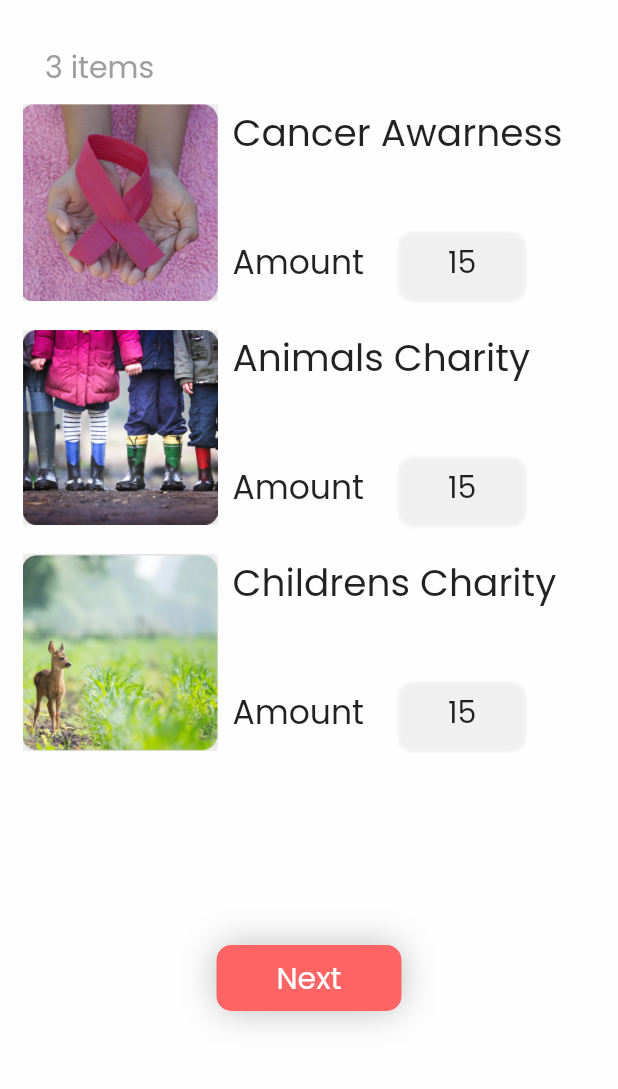
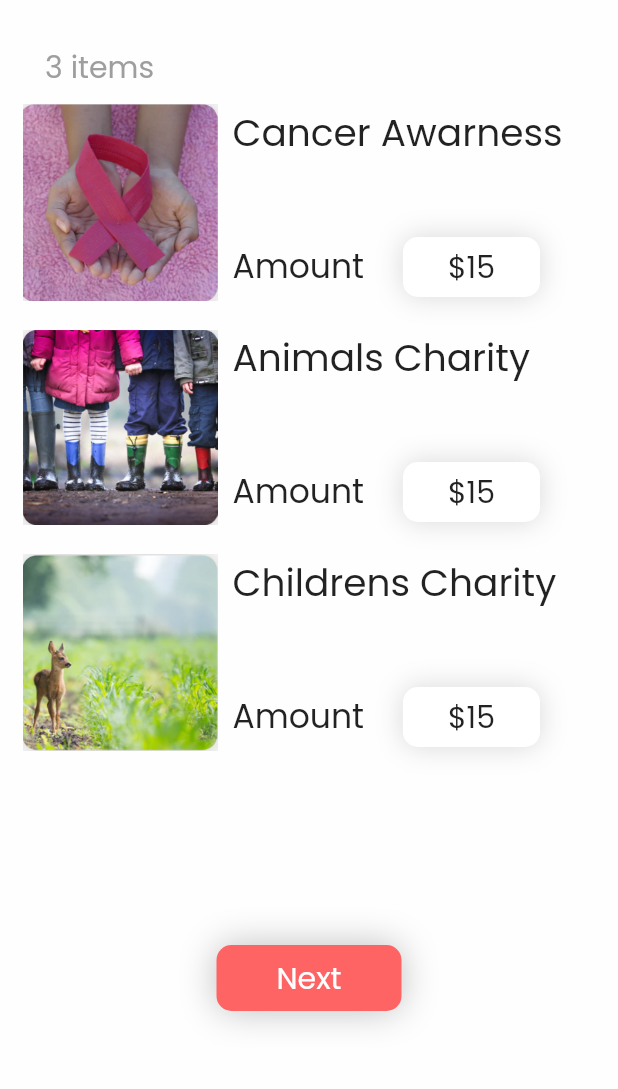
Before and after one commit to Heart-Team/Heart, a Flutter app: the Cart screen opened by its route, on a phone screen of 412 x 824 dp, the part 90-1179 px from its top. Run offline on Flutter 3.47's test engine with Material 2 defaults, Android fonts, the phone set to English and light mode, and no system bars; our stand-ins replace carousel_slider, fl_chart, flutter_snake_navigationbar, rflutter_alert; network calls fail.

Commit message:
Added swiper for credit card and state management. Also fixed carts amount boxing design

```diff
--- a/lib/widgets/cart/CartData.dart
+++ b/lib/widgets/cart/CartData.dart
@@ -45,25 +45,16 @@ class CartData extends StatelessWidget {
                           padding:
                               EdgeInsets.symmetric(horizontal: 30, vertical: 5),
                           decoration: BoxDecoration(
-                            borderRadius: BorderRadius.only(
-                                topLeft: Radius.circular(10),
-                                topRight: Radius.circular(10),
-                                bottomLeft: Radius.circular(10),
-                                bottomRight: Radius.circular(10)),
-                            boxShadow: [
-                              BoxShadow(
-                                color: Color.fromRGBO(227, 227, 227, 1)
-                                    .withOpacity(0.5),
-                                spreadRadius: 3,
-                                blurRadius: 1,
-                                offset:
-                                    Offset(0, 3), // changes position of shadow
-                              ),
-                            ],
-                          ),
+                              color: Colors.white,
+                              borderRadius: BorderRadius.circular(10),
+                              boxShadow: [
+                                BoxShadow(
+                                    color: Colors.black12.withOpacity(0.15),
+                                    blurRadius: 15)
+                              ]),
                           margin: EdgeInsets.only(left: 20),
                           child: Text(
-                            amount,
+                            "\$${amount}",
                             style: TextStyle(fontSize: 20),
                           ),
                         )
@@ -71,7 +62,7 @@ class CartData extends StatelessWidget {
                     ),
                   ),
                   SizedBox(
-                    height: 15,
+                    height: 12,
                   )
                 ],
               ),
--- a/pubspec.yaml
+++ b/pubspec.yaml
@@ -27,10 +27,10 @@ dependencies:
   # The following adds the Cupertino Icons font to your application.
   # Use with the CupertinoIcons class for iOS style icons.
   cupertino_icons: ^1.0.0
+  carousel_slider: ^2.2.1
   flutter_snake_navigationbar: ^0.4.4
   rflutter_alert: ^1.1.0
   fl_chart: ^0.12.0
-  flutter_swiper: ^1.1.6
 
 dev_dependencies:
   flutter_test:
```
Also changed, not shown: lib/screens/PaymentMethodScreen.dart (+98 -23 lines), lib/widgets/Payment/CartList.dart (+6 -10 lines), pubspec.lock.
